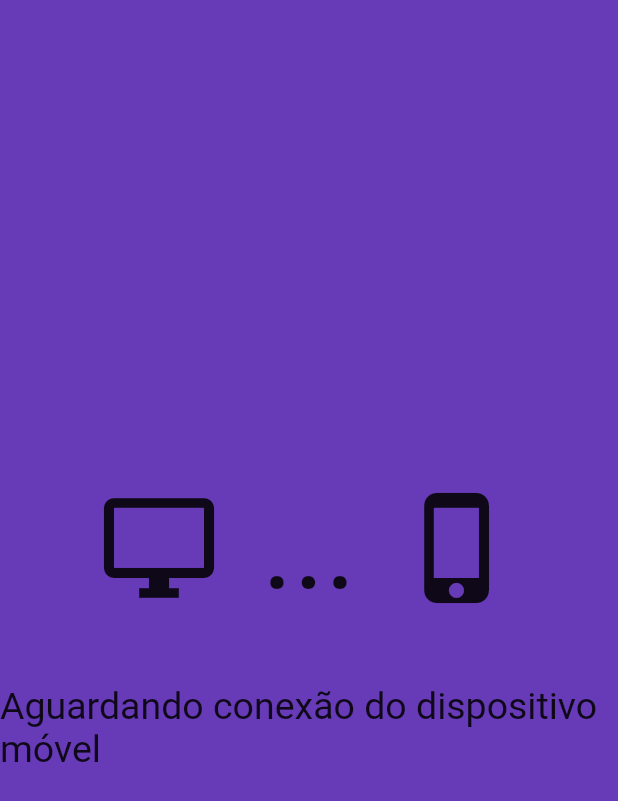
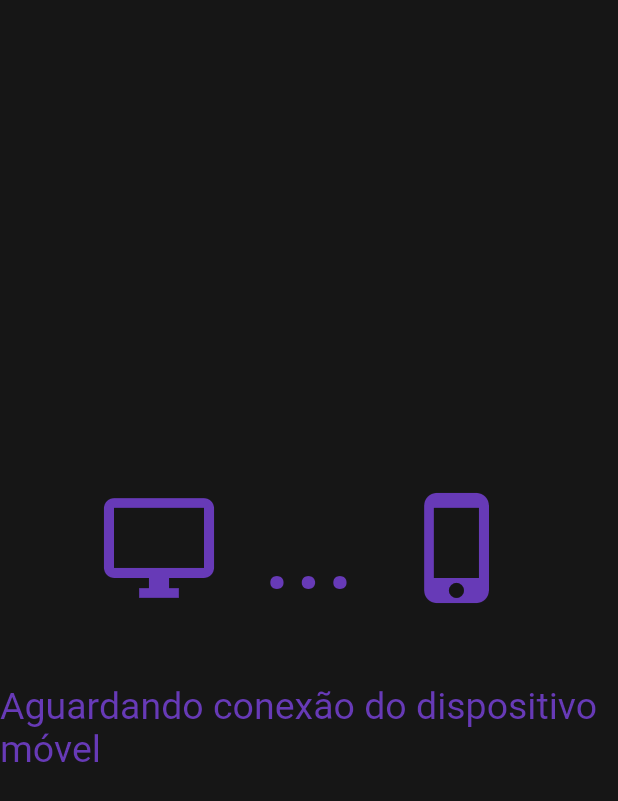
Before and after one commit to dpavlak/TCCam, a Flutter app: the screen it shows after launch, on a phone screen of 412 x 824 dp. Shown: the top 801 px of the screen. Run offline on Flutter 3.47's test engine with Material 2 defaults, Android fonts, the light colour scheme and no system bars; missing offline and left inert: dart:html, flutter_webrtc; network calls fail.

Commit message:
correção na interface

```diff
--- a/desktop-app/lib/src/call_sample/call_sample.dart
+++ b/desktop-app/lib/src/call_sample/call_sample.dart
@@ -126,15 +126,20 @@ class _CallSampleState extends State<CallSample> {
       context: context,
       builder: (context) {
         return AlertDialog(
-          title: Text("Parece que encontramos uma conexão de $_peerName"),
-          content: Text("Deseja aceitar?"),
+          backgroundColor: Color.fromARGB(255, 22, 22, 22),
+          title: Text("Parece que encontramos uma conexão de $_peerName",
+              style: TextStyle(color: Colors.deepPurple)),
+          content: Text("Deseja aceitar?",
+              style: TextStyle(color: Colors.deepPurple)),
           actions: <Widget>[
             TextButton(
-              child: Text("Rejeitar"),
+              child:
+                  Text("Rejeitar", style: TextStyle(color: Colors.deepPurple)),
               onPressed: () => Navigator.of(context).pop(false),
             ),
             TextButton(
-              child: Text("Aceitar"),
+              child:
+                  Text("Aceitar", style: TextStyle(color: Colors.deepPurple)),
               onPressed: () {
                 Navigator.of(context).pop(true);
               },
@@ -190,40 +195,9 @@ class _CallSampleState extends State<CallSample> {
     }
   }
 
-  _switchCamera() {
-    _signaling?.switchCamera();
-  }
-
-  _muteMic() {
-    _signaling?.muteMic();
-  }
-
   @override
   Widget build(BuildContext context) {
     return Scaffold(
-      floatingActionButtonLocation: FloatingActionButtonLocation.centerFloat,
-      floatingActionButton: _inCalling
-          ? SizedBox(
-              width: 200.0,
-              child: Row(
-                  mainAxisAlignment: MainAxisAlignment.spaceBetween,
-                  children: <Widget>[
-                    FloatingActionButton(
-                      child: const Icon(Icons.switch_camera),
-                      onPressed: _switchCamera,
-                    ),
-                    FloatingActionButton(
-                      onPressed: _hangUp,
-                      tooltip: 'Hangup',
-                      child: Icon(Icons.call_end),
-                      backgroundColor: Colors.pink,
-                    ),
-                    FloatingActionButton(
-                      child: const Icon(Icons.mic_off),
-                      onPressed: _muteMic,
-                    )
-                  ]))
-          : null,
       body: _inCalling
           ? OrientationBuilder(builder: (context, orientation) {
               return Container(
@@ -250,7 +224,7 @@ class _CallSampleState extends State<CallSample> {
                     Expanded(
                       flex: 2,
                       child: new Container(
-                        color: Colors.deepPurple,
+                        color: Color.fromARGB(255, 22, 22, 22),
                         child: new Column(
                           children: <Widget>[
                             new Expanded(
@@ -264,18 +238,21 @@ class _CallSampleState extends State<CallSample> {
                                       width: 100,
                                       child: Icon(
                                           Icons.desktop_windows_outlined,
-                                          size: 80.0),
+                                          size: 80.0,
+                                          color: Colors.deepPurple),
                                     ),
                                     Container(
                                       width: 100,
                                       child: Text('...',
-                                          style: TextStyle(fontSize: 80.0),
+                                          style: TextStyle(
+                                              fontSize: 80.0,
+                                              color: Colors.deepPurple),
                                           textAlign: TextAlign.center),
                                     ),
                                     Container(
                                       width: 100,
                                       child: Icon(Icons.phone_iphone_outlined,
-                                          size: 80.0),
+                                          size: 80.0, color: Colors.deepPurple),
                                     ),
                                   ],
                                 ),
@@ -287,7 +264,8 @@ class _CallSampleState extends State<CallSample> {
                                 alignment: Alignment(0, -0.75),
                                 child: Text(
                                   'Aguardando conexão do dispositivo móvel',
-                                  style: TextStyle(fontSize: 25.0),
+                                  style: TextStyle(
+                                      fontSize: 25.0, color: Colors.deepPurple),
                                 ),
                               ),
                             ),
--- a/mobile-app/lib/main.dart
+++ b/mobile-app/lib/main.dart
@@ -2,7 +2,6 @@ import 'dart:core';
 import 'package:flutter/material.dart';
 import 'package:shared_preferences/shared_preferences.dart';
 import 'src/call_sample/call_sample.dart';
-import 'src/call_sample/data_channel_sample.dart';
 import 'src/route_item.dart';
 
 void main() => runApp(new MyApp());
@@ -22,7 +21,6 @@ class _MyAppState extends State<MyApp> {
   String _server = '';
   late SharedPreferences _prefs;
 
-  bool _datachannel = false;
   @override
   initState() {
     super.initState();
@@ -31,37 +29,108 @@ class _MyAppState extends State<MyApp> {
   }
 
   _buildRow(context, item) {
-    return ListBody(children: <Widget>[
-      ListTile(
-        title: Text(item.title),
-        onTap: () => item.push(context),
-        trailing: Icon(Icons.arrow_right),
+    return Container(
+      child: FloatingActionButton.extended(
+        shape: RoundedRectangleBorder(borderRadius: BorderRadius.circular(5)),
+        label: Row(
+          children: <Widget>[
+            Text('Iniciar',
+                style: TextStyle(color: Color.fromARGB(255, 22, 22, 22))),
+            Icon(Icons.arrow_right, color: Color.fromARGB(255, 22, 22, 22)),
+          ],
+        ),
+        backgroundColor: Colors.deepPurple,
+        onPressed: () => item.push(context),
       ),
-      Divider()
-    ]);
+    );
   }
 
   @override
   Widget build(BuildContext context) {
     return MaterialApp(
       home: Scaffold(
-          appBar: AppBar(
-            title: Text('Flutter-WebRTC example'),
+        body: SafeArea(
+          child: Column(
+            children: [
+              Expanded(
+                flex: 2,
+                child: new Container(
+                  color: Color.fromARGB(255, 22, 22, 22),
+                  child: new Column(
+                    children: <Widget>[
+                      new Expanded(
+                        flex: 1,
+                        child: new Container(
+                          alignment: Alignment.bottomCenter,
+                          child: Row(
+                            mainAxisAlignment: MainAxisAlignment.center,
+                            children: <Widget>[
+                              Container(
+                                width: 100,
+                                child: Icon(Icons.phone_iphone_outlined,
+                                    color: Colors.deepPurple, size: 80.0),
+                              ),
+                              Container(
+                                width: 100,
+                                child: Text('...',
+                                    style: TextStyle(
+                                        fontSize: 80.0,
+                                        color: Colors.deepPurple),
+                                    textAlign: TextAlign.center),
+                              ),
+                              Container(
+                                width: 100,
+                                child: Icon(Icons.desktop_windows_outlined,
+                                    color: Colors.deepPurple, size: 80.0),
+                              ),
+                            ],
+                          ),
+                        ),
+                      ),
+                      new Expanded(
+                        flex: 1,
+                        child: new Container(
+                          padding: EdgeInsets.only(top: 30.0),
+                          alignment: Alignment.topCenter,
+                          child: Column(
+                            children: <Widget>[
+                              Container(
+                                child: Text('Deseja inicar uma transmissão?',
+                                    style: TextStyle(
+                                        fontSize: 20.0,
+                                        color: Colors.deepPurple),
+                                    textAlign: TextAlign.center),
+                              ),
+                              Container(
+                                padding: EdgeInsets.only(top: 30.0),
+                                width: 150,
+                                child: ListView.builder(
+                                  shrinkWrap: true,
+                                  itemCount: items.length,
+                                  itemBuilder: (context, i) {
+                                    return _buildRow(context, items[i]);
+                                  },
+                                ),
+                              )
+                            ],
+                          ),
+                        ),
+                      ),
+                    ],
+                  ),
+                ),
+              ),
+            ],
           ),
-          body: ListView.builder(
-              shrinkWrap: true,
-              padding: const EdgeInsets.all(0.0),
-              itemCount: items.length,
-              itemBuilder: (context, i) {
-                return _buildRow(context, items[i]);
-              })),
+        ),
+      ),
     );
   }
 
   _initData() async {
     _prefs = await SharedPreferences.getInstance();
     setState(() {
-      _server = _prefs.getString('server') ?? 'demo.cloudwebrtc.com';
+      _server = _prefs.getString('server') ?? 'ex: 0.0.0.0';
     });
   }
 
@@ -71,16 +140,14 @@ class _MyAppState extends State<MyApp> {
       context: context,
       builder: (BuildContext context) => child,
     ).then<void>((T? value) {
-      // The value passed to Navigator.pop() or null.
       if (value != null) {
         if (value == DialogDemoAction.connect) {
           _prefs.setString('server', _server);
           Navigator.push(
               context,
               MaterialPageRoute(
-                  builder: (BuildContext context) => _datachannel
-                      ? DataChannelSample(host: _server)
-                      : CallSample(host: _server)));
+                  builder: (BuildContext context) =>
+                      CallSample(host: _server)));
         }
       }
     });
@@ -90,26 +157,36 @@ class _MyAppState extends State<MyApp> {
     showDemoDialog<DialogDemoAction>(
         context: context,
         child: AlertDialog(
-            title: const Text('Enter server address:'),
-            content: TextField(
+            backgroundColor: Color.fromARGB(255, 22, 22, 22),
+            title: const Text('Digite o endereço do servidor:',
+                style: TextStyle(color: Colors.deepPurple)),
+            content: TextFormField(
+              cursorColor: Colors.deepPurple,
+              style: TextStyle(color: Colors.deepPurple),
               onChanged: (String text) {
                 setState(() {
                   _server = text;
                 });
               },
               decoration: InputDecoration(
-                hintText: _server,
-              ),
+                  focusedBorder: OutlineInputBorder(
+                    borderSide:
+                        const BorderSide(color: Colors.deepPurple, width: 2.0),
+                  ),
+                  hintText: _server,
+                  hintStyle: TextStyle(color: Colors.deepPurple)),
               textAlign: TextAlign.center,
             ),
             actions: <Widget>[
               FlatButton(
-                  child: const Text('CANCEL'),
+                  child: const Text('CANCEL',
+                      style: TextStyle(color: Colors.deepPurple)),
                   onPressed: () {
                     Navigator.pop(context, DialogDemoAction.cancel);
                   }),
               FlatButton(
-                  child: const Text('CONNECT'),
+                  child: const Text('CONNECT',
+                      style: TextStyle(color: Colors.deepPurple)),
                   onPressed: () {
                     Navigator.pop(context, DialogDemoAction.connect);
                   })
@@ -122,14 +199,6 @@ class _MyAppState extends State<MyApp> {
           title: 'P2P Call Sample',
           subtitle: 'P2P Call Sample.',
           push: (BuildContext context) {
-            _datachannel = false;
-            _showAddressDialog(context);
-          }),
-      RouteItem(
-          title: 'Data Channel Sample',
-          subtitle: 'P2P Data Channel.',
-          push: (BuildContext context) {
-            _datachannel = true;
             _showAddressDialog(context);
           }),
     ];
--- a/mobile-app/lib/src/call_sample/call_sample.dart
+++ b/mobile-app/lib/src/call_sample/call_sample.dart
@@ -143,11 +143,13 @@ class _CallSampleState extends State<CallSample> {
       context: context,
       builder: (context) {
         return AlertDialog(
-          title: Text("title"),
-          content: Text("waiting"),
+          content: Text("Aguardando confirmação",
+              style: TextStyle(color: Colors.deepPurple)),
+          backgroundColor: Color.fromARGB(255, 22, 22, 22),
           actions: <Widget>[
             TextButton(
-              child: Text("cancel"),
+              child:
+                  Text("cancelar", style: TextStyle(color: Colors.deepPurple)),
               onPressed: () {
                 Navigator.of(context).pop(false);
                 _hangUp();
@@ -192,12 +194,10 @@ class _CallSampleState extends State<CallSample> {
   }
 
   _buildRow(context, peer) {
-    var self = (peer['id'] == _selfId);
     return ListBody(children: <Widget>[
       ListTile(
-        title: Text(self
-            ? peer['name'] + ', ID: ${peer['id']} ' + ' [Your self]'
-            : peer['name'] + ', ID: ${peer['id']} '),
+        title: Text(peer['name'] + ', ID: ${peer['id']} ',
+            style: TextStyle(color: Colors.deepPurple)),
         onTap: null,
         trailing: SizedBox(
             width: 100.0,
@@ -205,13 +205,11 @@ class _CallSampleState extends State<CallSample> {
                 mainAxisAlignment: MainAxisAlignment.spaceBetween,
                 children: <Widget>[
                   IconButton(
-                    icon: Icon(self ? Icons.close : Icons.videocam,
-                        color: self ? Colors.grey : Colors.black),
+                    icon: Icon(Icons.videocam, color: Colors.deepPurple),
                     onPressed: () => _invitePeer(context, peer['id'], false),
                     tooltip: 'Video calling',
                   ),
                 ])),
-        subtitle: Text('[' + peer['user_agent'] + ']'),
       ),
       Divider()
     ]);
@@ -219,18 +217,16 @@ class _CallSampleState extends State<CallSample> {
 
   @override
   Widget build(BuildContext context) {
+    print(_peers);
+    _peers.removeWhere((item) => item['id'] == _selfId);
+    print(_peers);
     return Scaffold(
       appBar: AppBar(
-        title: Text('P2P Call Sample' +
-            (_selfId != null ? ' [Your ID ($_selfId)] ' : '')),
-        actions: <Widget>[
-          IconButton(
-            icon: const Icon(Icons.settings),
-            onPressed: null,
-            tooltip: 'setup',
-          ),
-        ],
+        title: Text('Dispositivos disponiveis',
+            style: TextStyle(color: Colors.deepPurple)),
+        backgroundColor: Color.fromARGB(255, 22, 22, 22),
       ),
+      backgroundColor: Color.fromARGB(255, 22, 22, 22),
       floatingActionButtonLocation: FloatingActionButtonLocation.centerFloat,
       floatingActionButton: _inCalling
           ? SizedBox(
@@ -240,16 +236,18 @@ class _CallSampleState extends State<CallSample> {
                   children: <Widget>[
                     FloatingActionButton(
                       child: const Icon(Icons.switch_camera),
+                      backgroundColor: Colors.deepPurple,
                       onPressed: _switchCamera,
                     ),
                     FloatingActionButton(
                       onPressed: _hangUp,
                       tooltip: 'Hangup',
                       child: Icon(Icons.call_end),
-                      backgroundColor: Colors.pink,
+                      backgroundColor: Colors.red,
                     ),
                     FloatingActionButton(
                       child: const Icon(Icons.mic_off),
+                      backgroundColor: Colors.deepPurple,
                       onPressed: _muteMic,
                     )
                   ]))
```
